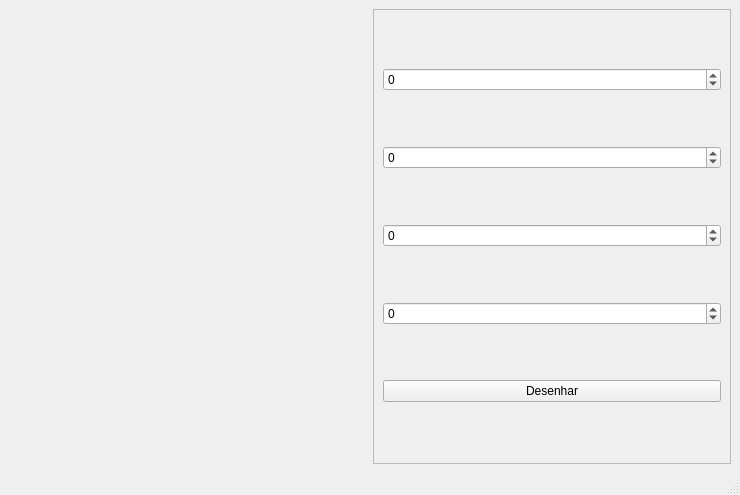
The window that Exercicio1/mainwindow.ui (Chagall/scc0250-comp-grafica) describes before a commit, drawn with Qt 5.
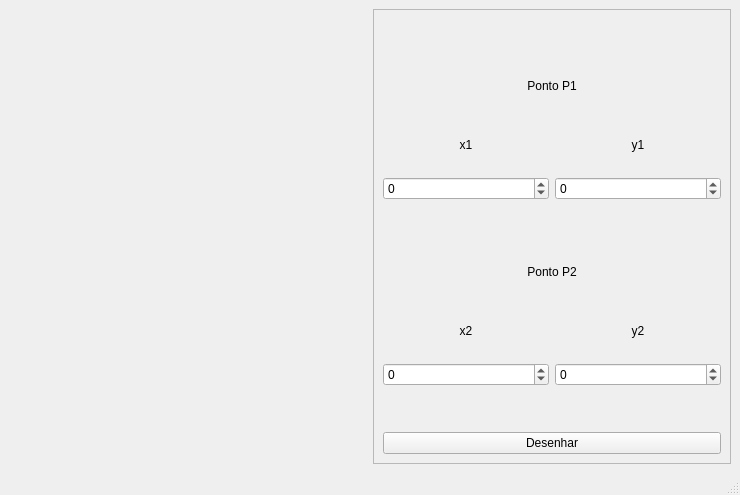
The same window after the commit. Custom widgets are drawn as their Qt base class.

Commit message: - Modificado nome da função principal - Adicionadas mais umas firulas de espaçamento na tela pra ficar mais bonitinha

```diff
--- a/Exercicio1/mainwindow.ui
+++ b/Exercicio1/mainwindow.ui
@@ -28,6 +28,67 @@
       </property>
       <layout class="QVBoxLayout" name="verticalLayout">
        <item>
+        <spacer name="verticalSpacer">
+         <property name="orientation">
+          <enum>Qt::Vertical</enum>
+         </property>
+         <property name="sizeType">
+          <enum>QSizePolicy::Fixed</enum>
+         </property>
+         <property name="sizeHint" stdset="0">
+          <size>
+           <width>20</width>
+           <height>40</height>
+          </size>
+         </property>
+        </spacer>
+       </item>
+       <item>
+        <widget class="QLabel" name="pontoP1Label">
+         <property name="maximumSize">
+          <size>
+           <width>16777215</width>
+           <height>16777215</height>
+          </size>
+         </property>
+         <property name="text">
+          <string>Ponto P1</string>
+         </property>
+         <property name="alignment">
+          <set>Qt::AlignCenter</set>
+         </property>
+        </widget>
+       </item>
+       <item>
+        <layout class="QHBoxLayout" name="horizontalLayout_2">
+         <item>
+          <widget class="QLabel" name="x1">
+           <property name="layoutDirection">
+            <enum>Qt::LeftToRight</enum>
+           </property>
+           <property name="text">
+            <string>x1</string>
+           </property>
+           <property name="alignment">
+            <set>Qt::AlignCenter</set>
+           </property>
+          </widget>
+         </item>
+         <item>
+          <widget class="QLabel" name="y1">
+           <property name="text">
+            <string>y1</string>
+           </property>
+           <property name="alignment">
+            <set>Qt::AlignCenter</set>
+           </property>
+          </widget>
+         </item>
+        </layout>
+       </item>
+       <item>
+        <layout class="QHBoxLayout" name="horizontalLayout_3">
+         <item>
         <widget class="QSpinBox" name="x1SpinBox">
          <property name="toolTip">
           <string>x1</string>
@@ -62,6 +123,60 @@
          </property>
         </widget>
        </item>
+        </layout>
+       </item>
+       <item>
+        <spacer name="verticalSpacer_3">
+         <property name="orientation">
+          <enum>Qt::Vertical</enum>
+         </property>
+         <property name="sizeType">
+          <enum>QSizePolicy::Fixed</enum>
+         </property>
+         <property name="sizeHint" stdset="0">
+          <size>
+           <width>20</width>
+           <height>40</height>
+          </size>
+         </property>
+        </spacer>
+       </item>
+       <item>
+        <widget class="QLabel" name="pontoP2Label">
+         <property name="text">
+          <string>Ponto P2</string>
+         </property>
+         <property name="alignment">
+          <set>Qt::AlignCenter</set>
+         </property>
+        </widget>
+       </item>
+       <item>
+        <layout class="QHBoxLayout" name="horizontalLayout_4">
+         <item>
+          <widget class="QLabel" name="x2">
+           <property name="text">
+            <string>x2</string>
+           </property>
+           <property name="alignment">
+            <set>Qt::AlignCenter</set>
+           </property>
+          </widget>
+         </item>
+         <item>
+          <widget class="QLabel" name="y2">
+           <property name="text">
+            <string>y2</string>
+           </property>
+           <property name="alignment">
+            <set>Qt::AlignCenter</set>
+           </property>
+          </widget>
+         </item>
+        </layout>
+       </item>
+       <item>
+        <layout class="QHBoxLayout" name="horizontalLayout_5">
        <item>
         <widget class="QSpinBox" name="x2SpinBox">
          <property name="toolTip">
@@ -87,6 +202,24 @@
           <number>9999</number>
          </property>
         </widget>
+         </item>
+        </layout>
+       </item>
+       <item>
+        <spacer name="verticalSpacer_2">
+         <property name="orientation">
+          <enum>Qt::Vertical</enum>
+         </property>
+         <property name="sizeType">
+          <enum>QSizePolicy::Fixed</enum>
+         </property>
+         <property name="sizeHint" stdset="0">
+          <size>
+           <width>20</width>
+           <height>40</height>
+          </size>
+         </property>
+        </spacer>
        </item>
        <item>
         <widget class="QPushButton" name="drawPushButton">
```
Lines whose indentation alone changed are shown as unchanged. The commit also changes 2 other files.
